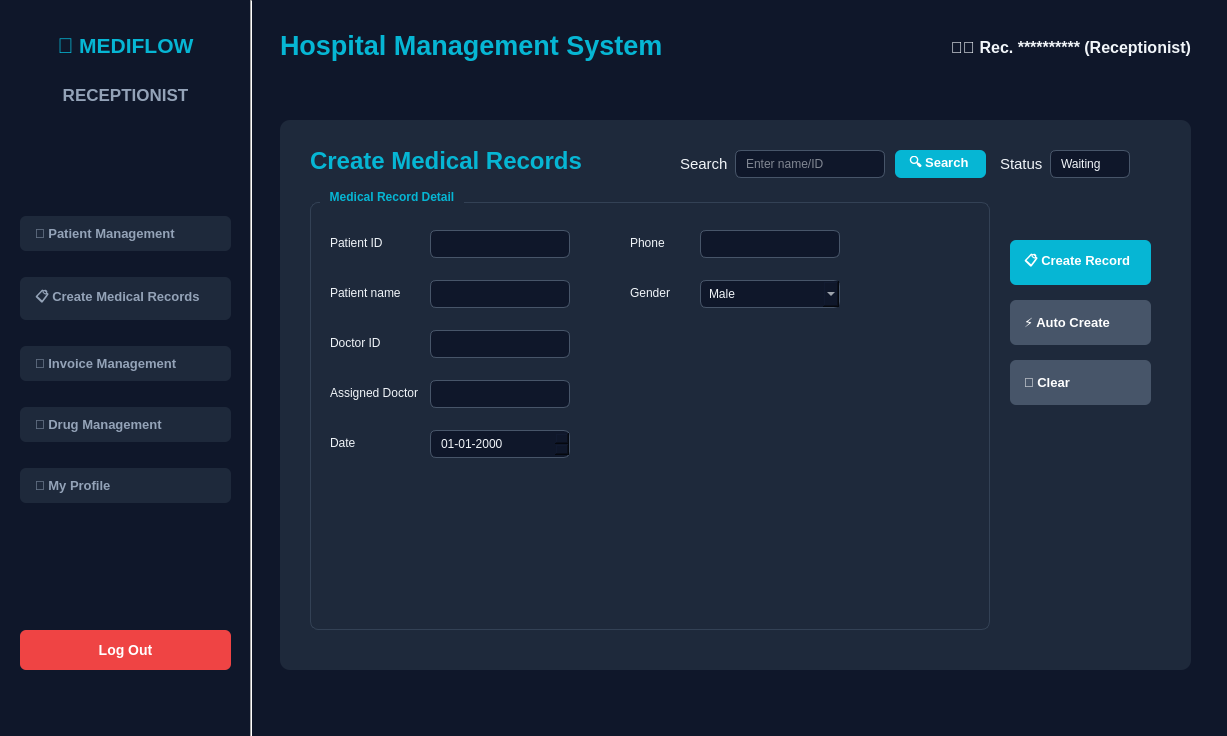
Qt form ReceptionistWindow.ui (pvz2nghiaaa/HospitalManagement) before a commit.
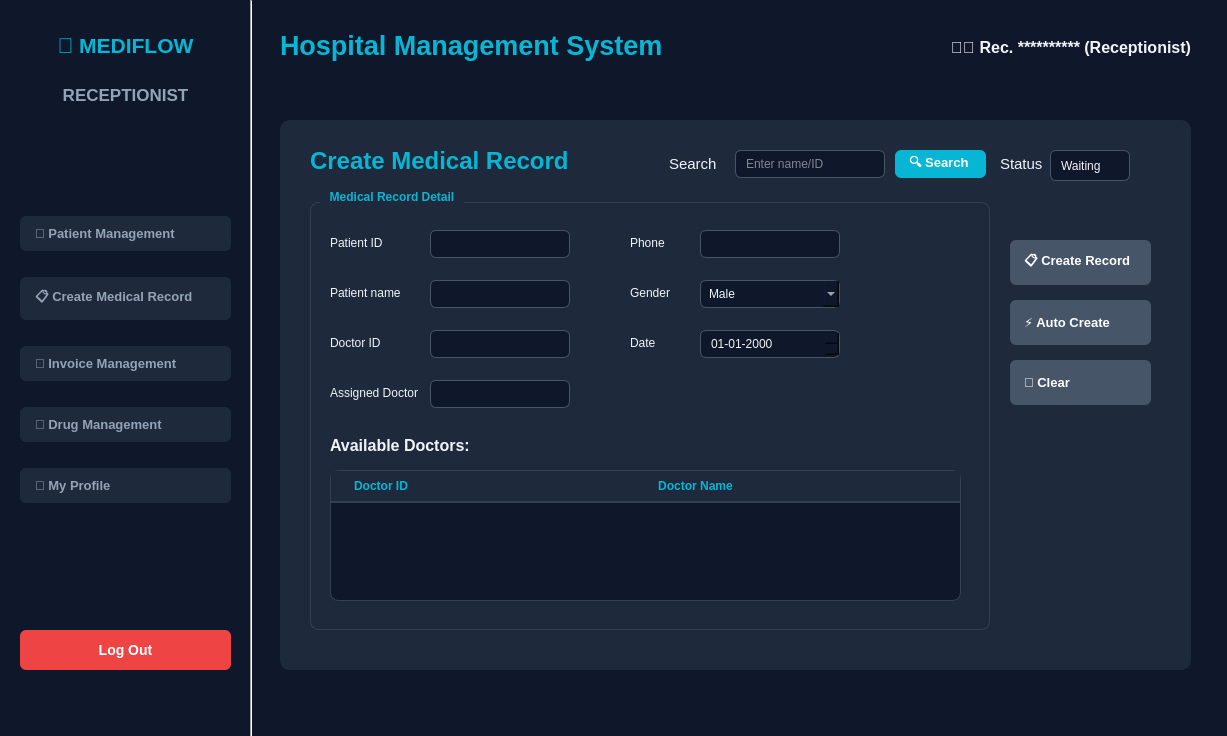
The same form after that commit. The open tabs and pages were chosen to show the change.

Commit message:
feat: create medical record
autofill patient info to match patient ID
fetch available doctors
click doctor to add to diagnosis
**IMPORTANT**: available doctor currently based on active user, not attendance log

What changed in the file:
```diff
--- a/ReceptionistWindow.ui
+++ b/ReceptionistWindow.ui
@@ -194,7 +194,7 @@
      <item>
       <widget class="QPushButton" name="btnRecord">
        <property name="text">
-        <string>📋 Create Medical Records</string>
+        <string>📋 Create Medical Record</string>
        </property>
       </widget>
      </item>
@@ -250,7 +250,7 @@
      <enum>QFrame::Shape::NoFrame</enum>
     </property>
     <property name="currentIndex">
-     <number>0</number>
+     <number>1</number>
     </property>
     <widget class="QWidget" name="pagePatient">
      <widget class="QFrame" name="frameDashboard_2">
@@ -562,6 +562,35 @@
 }
 QPushButton#pushButton_5:hover, QPushButton#btnSearch_5:hover {
     background-color: rgb(8, 145, 178);
+}
+QTableWidget {
+    background-color: rgb(15, 23, 42);
+    color: rgb(226, 232, 240);
+    gridline-color: rgb(30, 41, 59);
+    border: 1px solid rgb(51, 65, 85);
+    border-radius: 8px;
+    alternate-background-color: rgb(22, 30, 49);
+}
+QTableWidget::item {
+    padding: 6px;
+}
+QTableWidget::item:hover {
+    background-color: rgba(6, 182, 212, 0.08);
+}
+QTableWidget::item:selected {
+    background-color: rgb(30, 41, 59);
+    color: rgb(6, 182, 212);
+}
+QTableWidget::item:focus {
+    outline: none;
+}
+QHeaderView::section {
+    background-color: rgb(30, 41, 59);
+    color: rgb(6, 182, 212);
+    padding: 6px;
+    font-weight: bold;
+    border: none;
+    border-bottom: 2px solid rgb(51, 65, 85);
 }</string>
       </property>
       <widget class="QLabel" name="lblTitle_5">
@@ -569,7 +598,7 @@
         <rect>
          <x>30</x>
          <y>20</y>
-         <width>311</width>
+         <width>351</width>
          <height>41</height>
         </rect>
        </property>
@@ -583,15 +612,15 @@
         <string notr="true">color: rgb(6, 182, 212);</string>
        </property>
        <property name="text">
-        <string>Create Medical Records</string>
+        <string>Create Medical Record</string>
        </property>
       </widget>
       <widget class="QLabel" name="label_18">
        <property name="geometry">
         <rect>
-         <x>400</x>
+         <x>389</x>
          <y>30</y>
-         <width>50</width>
+         <width>61</width>
          <height>28</height>
         </rect>
        </property>
@@ -654,7 +683,7 @@
          <x>770</x>
          <y>30</y>
          <width>80</width>
-         <height>28</height>
+         <height>31</height>
         </rect>
        </property>
        <property name="text">
@@ -771,9 +800,9 @@
        <widget class="QLabel" name="label_22">
         <property name="geometry">
          <rect>
-          <x>20</x>
-          <y>240</y>
-          <width>90</width>
+          <x>320</x>
+          <y>140</y>
+          <width>51</width>
           <height>25</height>
          </rect>
         </property>
@@ -784,8 +813,8 @@
        <widget class="QDateEdit" name="dateEdit">
         <property name="geometry">
          <rect>
-          <x>120</x>
-          <y>240</y>
+          <x>390</x>
+          <y>140</y>
           <width>140</width>
           <height>28</height>
          </rect>
@@ -853,8 +882,56 @@
          </property>
         </item>
        </widget>
+       <widget class="QTableWidget" name="tblAvaiDoctor">
+        <property name="geometry">
+         <rect>
+          <x>20</x>
+          <y>280</y>
+          <width>631</width>
+          <height>131</height>
+         </rect>
+        </property>
+        <attribute name="horizontalHeaderStretchLastSection">
+         <bool>true</bool>
+        </attribute>
+        <attribute name="verticalHeaderVisible">
+         <bool>false</bool>
+        </attribute>
+        <attribute name="verticalHeaderStretchLastSection">
+         <bool>false</bool>
+        </attribute>
+        <column>
+         <property name="text">
+          <string>Doctor ID</string>
+         </property>
+        </column>
+        <column>
+         <property name="text">
+          <string>Doctor Name</string>
+         </property>
+        </column>
+       </widget>
+       <widget class="QLabel" name="label">
+        <property name="geometry">
+         <rect>
+          <x>20</x>
+          <y>230</y>
+          <width>211</width>
+          <height>51</height>
+         </rect>
+        </property>
+        <property name="font">
+         <font>
+          <pointsize>12</pointsize>
+          <bold>true</bold>
+         </font>
+        </property>
+        <property name="text">
+         <string>Available Doctors:</string>
+        </property>
+       </widget>
       </widget>
-      <widget class="QPushButton" name="pushButton_5">
+      <widget class="QPushButton" name="btnCreateRec">
        <property name="geometry">
         <rect>
          <x>730</x>
@@ -867,7 +944,7 @@
         <string>📋 Create Record</string>
        </property>
       </widget>
-      <widget class="QPushButton" name="pushButton_8">
+      <widget class="QPushButton" name="btnAutoCreateRec">
        <property name="geometry">
         <rect>
          <x>730</x>
@@ -880,7 +957,7 @@
         <string>⚡ Auto Create</string>
        </property>
       </widget>
-      <widget class="QPushButton" name="pushButton_6">
+      <widget class="QPushButton" name="btnClear">
        <property name="geometry">
         <rect>
          <x>730</x>
```
The commit also changes 9 other files.
